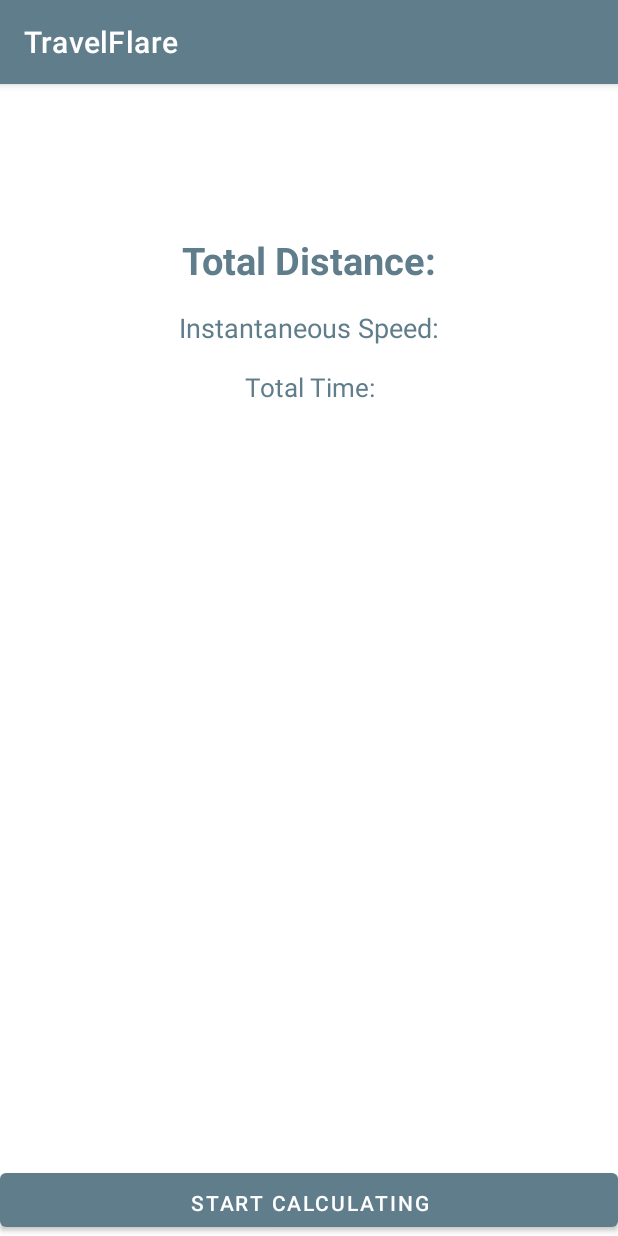
After one commit to MasterProject12/Frontend, an Android app: the SpeedometerActivity screen opened directly, with no data from a screen before it, on a phone screen of 412 x 824 dp. The commit adds this screen. Run offline under Robolectric (Android 15) with nearby library versions, the phone set to English and light mode, and no system bars.

Commit message:
Implemented the code for capturing the speed of the device and sending the alert

```diff
--- a/app/src/main/AndroidManifest.xml
+++ b/app/src/main/AndroidManifest.xml
@@ -11,6 +11,7 @@
         android:icon="@mipmap/ic_launcher"
         android:label="@string/app_name"
         android:roundIcon="@mipmap/ic_launcher_round"
+        android:usesCleartextTraffic="true"
         android:supportsRtl="true"
         android:theme="@style/Theme.TravelFlare">
         <activity android:name=".SplashScreen">
@@ -23,12 +24,15 @@
         <activity android:name=".ReportIncidentActivity"/>
         <activity android:name=".LoginActivity"/>
         <activity android:name=".NotifyIncidentActivity"/>
+        <activity android:name=".SpeedometerActivity"/>
+        <activity android:name=".HomeActivity"/>
         <service android:name=".notification.MyFirebaseMessagingService"
             android:exported="false">
             <intent-filter>
                 <action android:name="com.google.firebase.MESSAGING_EVENT" />
             </intent-filter>
         </service>
+        <service android:name=".speedometer.LocationService"/>
 
     </application>
 
--- a/app/src/main/java/com/app/travel/flare/LoginActivity.kt
+++ b/app/src/main/java/com/app/travel/flare/LoginActivity.kt
@@ -14,11 +14,11 @@ class LoginActivity : AppCompatActivity() {
         super.onCreate(savedInstanceState)
         binding = DataBindingUtil.setContentView(this, R.layout.activity_login)
         binding.loginBtn.setOnClickListener{
-            val intent = Intent(this, ReportIncidentActivity::class.java)
+            val intent = Intent(this, HomeActivity::class.java)
             startActivity(intent)
         }
         binding.googleLoginBtn.setOnClickListener{
-            var intent = Intent(this, NotifyIncidentActivity::class.java)
+            var intent = Intent(this, SpeedometerActivity::class.java)
             startActivity(intent)
         }
     }
--- a/app/src/main/java/com/app/travel/flare/MainActivity.kt
+++ b/app/src/main/java/com/app/travel/flare/MainActivity.kt
@@ -33,7 +33,6 @@ class MainActivity : AppCompatActivity() {
             var intent = Intent(this, ReportIncidentActivity::class.java)
             startActivity(intent)
         }
-
     }
 
     private fun showMessageDialog(message: String) {
--- a/app/src/main/java/com/app/travel/flare/network/Networking.kt
+++ b/app/src/main/java/com/app/travel/flare/network/Networking.kt
@@ -24,7 +24,7 @@ class Networking {
     private val executor: Executor = Executors.newSingleThreadExecutor()
     private val TAG = Networking::class.java.simpleName
 
-    fun asyncConnection(url: String?, method: String, payload: String, headers: Map<String?, String?>?, responseHandler: ResponseHandler) {
+    fun asyncConnection(url: String?, method: String, payload: String, headers: HashMap<String, String>, responseHandler: ResponseHandler) {
         Log.d(TAG, "asyncConnection")
         executor.execute {
             val url1: URL
--- /dev/null
+++ b/app/src/main/res/layout/activity_speedometer.xml
@@ -0,0 +1,87 @@
+<?xml version="1.0" encoding="utf-8"?>
+<FrameLayout xmlns:android="http://schemas.android.com/apk/res/android"
+    android:layout_width="match_parent"
+    android:layout_height="match_parent"
+
+    android:orientation="vertical">
+
+    <ImageView
+        android:id="@+id/image"
+        android:layout_width="wrap_content"
+        android:layout_height="wrap_content"
+        android:layout_marginTop="20dp"
+        android:src="@mipmap/ic_launcher"
+        android:visibility="gone" />
+
+    <TextView
+        android:id="@+id/distancetext"
+        android:layout_width="match_parent"
+        android:layout_height="wrap_content"
+        android:layout_marginTop="100dp"
+        android:gravity="center"
+        android:singleLine="true"
+        android:text="Total Distance:"
+        android:textColor="@color/colorPrimary"
+        android:textSize="25sp"
+        android:textStyle="bold" />
+
+    <TextView
+        android:id="@+id/speedtext"
+        android:layout_width="match_parent"
+        android:layout_height="wrap_content"
+        android:layout_marginTop="150dp"
+        android:gravity="center"
+        android:singleLine="true"
+        android:text="Instantaneous Speed:"
+        android:textColor="@color/colorPrimary"
+        android:textSize="18sp" />
+
+    <TextView
+        android:id="@+id/timetext"
+        android:layout_width="match_parent"
+        android:layout_height="wrap_content"
+        android:layout_marginTop="190dp"
+        android:gravity="center"
+        android:singleLine="true"
+        android:text="Total Time:"
+        android:textColor="@color/colorPrimary"
+        android:textSize="17sp" />
+
+
+    <LinearLayout
+        android:layout_width="match_parent"
+        android:layout_height="wrap_content"
+        android:layout_gravity="bottom"
+        android:orientation="horizontal">
+
+        <Button
+            android:id="@+id/start"
+            android:layout_width="match_parent"
+            android:layout_height="match_parent"
+            android:layout_gravity="bottom"
+            android:textColor="@color/white"
+            android:paddingBottom="0dp"
+            android:text="Start Calculating" />
+
+        <Button
+            android:id="@+id/pause"
+            android:layout_width="0dp"
+            android:layout_height="wrap_content"
+            android:layout_gravity="left"
+            android:layout_weight="1"
+            android:textColor="@color/white"
+            android:text="Pause"
+            android:visibility="gone" />
+        <Button
+            android:id="@+id/stop"
+            android:layout_width="0dp"
+            android:layout_height="wrap_content"
+            android:layout_gravity="right"
+            android:layout_marginLeft="2dp"
+            android:layout_weight="1"
+            android:textColor="@color/white"
+            android:text="Stop"
+            android:visibility="gone" />
+    </LinearLayout>
+
+</FrameLayout>
```
Also changed, not shown: app/src/main/java/com/app/travel/flare/HomeActivity.kt (added, +22 -0 lines), app/src/main/java/com/app/travel/flare/ReportIncidentActivity.kt (+16 -4 lines), app/src/main/java/com/app/travel/flare/SpeedometerActivity.java (added, +230 -0 lines), app/src/main/java/com/app/travel/flare/speedometer/LocationService.java (added, +138 -0 lines), app/src/main/java/com/app/travel/flare/viewModel/ReportIncidentViewModel.kt (+22 -5 lines), app/src/main/res/layout/activity_home.xml (added, +31 -0 lines).
